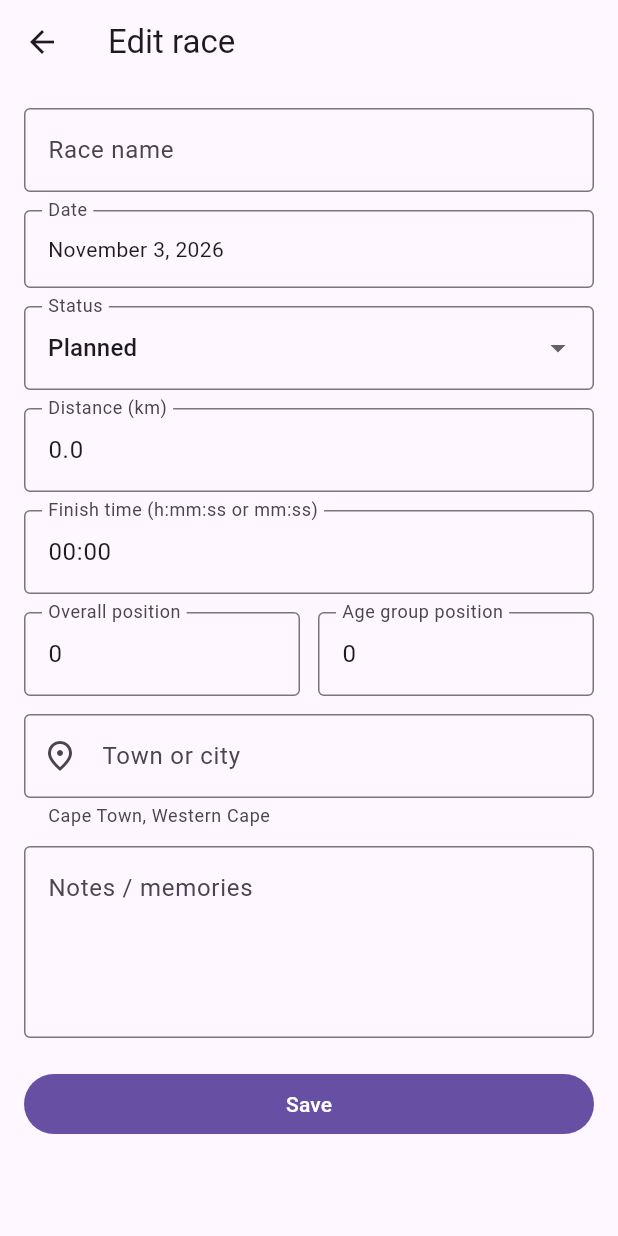
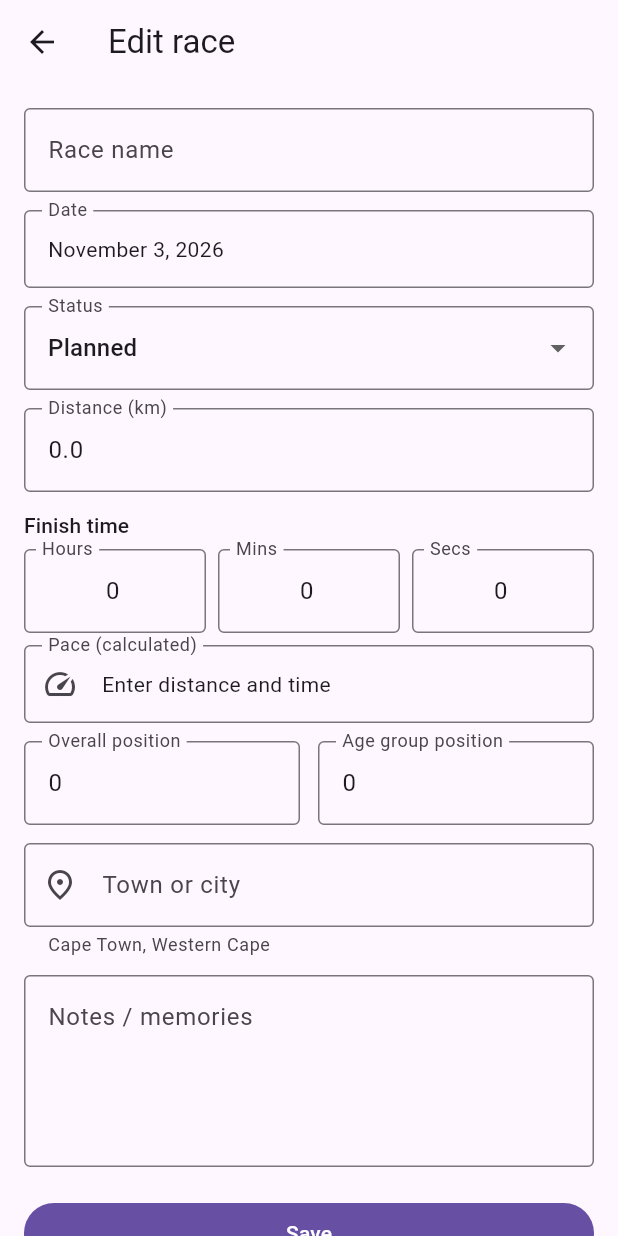
Before and after one commit to jpsmith594-builder/RunnersJourney, a Flutter app: the RaceFormScreen screen opened directly with sample values from the repository, on a phone screen of 412 x 824 dp. Run offline on Flutter 3.47's test engine with Material 3 defaults, Android fonts, the phone set to English and light mode, and no system bars; our stand-ins replace flutter_map, image_picker, latlong2, supabase_flutter; accounts and stored records are empty.

Commit message:
Race entry: h/m/s finish-time boxes and calculated pace; show pace on cards and list
Co-Authored-By: Claude Sonnet 5.5 <noreply@anthropic.com>
Claude-Session: https://claude.ai/code/session_01PDyqJjHb4fFA6qNThxSnif

```diff
--- a/lib/features/map/race_card.dart
+++ b/lib/features/map/race_card.dart
@@ -36,6 +36,7 @@ class RaceCard extends StatelessWidget {
     final stats = <String>[
       if (race.distanceKm != null) '${race.distanceKm} km',
       if (done && race.finishTimeSeconds != null) race.formattedTime,
+      if (done && race.pace != null) race.pace!,
       if (done && race.overallPosition != null)
         'Overall ${race.overallPosition}',
       if (done && race.ageGroupPosition != null)
--- a/lib/features/races/race.dart
+++ b/lib/features/races/race.dart
@@ -70,6 +70,18 @@ class Race {
   }
 
   String get formattedTime => formatDuration(finishTimeSeconds);
+
+  /// Average pace as "m:ss /km", or null without a distance and a time.
+  String? get pace => formatPace(distanceKm, finishTimeSeconds);
+}
+
+/// Pace in "m:ss /km" from a distance in km and a time in seconds.
+String? formatPace(double? km, int? seconds) {
+  if (km == null || seconds == null || km <= 0 || seconds <= 0) return null;
+  final perKm = (seconds / km).round();
+  final m = perKm ~/ 60;
+  final s = perKm % 60;
+  return '$m:${s.toString().padLeft(2, '0')} /km';
 }
 
 String formatDuration(int? seconds) {
--- a/lib/features/races/race_form_screen.dart
+++ b/lib/features/races/race_form_screen.dart
@@ -23,10 +23,18 @@ class _RaceFormScreenState extends State<RaceFormScreen> {
   late final _name = TextEditingController(text: widget.race?.name);
   late final _distance = TextEditingController(
       text: widget.race?.distanceKm?.toString() ?? '');
-  late final _time = TextEditingController(
+  late final _hours = TextEditingController(
       text: widget.race?.finishTimeSeconds == null
           ? ''
-          : formatDuration(widget.race!.finishTimeSeconds));
+          : (widget.race!.finishTimeSeconds! ~/ 3600).toString());
+  late final _mins = TextEditingController(
+      text: widget.race?.finishTimeSeconds == null
+          ? ''
+          : ((widget.race!.finishTimeSeconds! % 3600) ~/ 60).toString());
+  late final _secs = TextEditingController(
+      text: widget.race?.finishTimeSeconds == null
+          ? ''
+          : (widget.race!.finishTimeSeconds! % 60).toString());
   late final _position = TextEditingController(
       text: widget.race?.overallPosition?.toString() ?? '');
   late final _ageGroup = TextEditingController(
@@ -48,7 +56,7 @@ class _RaceFormScreenState extends State<RaceFormScreen> {
 
   @override
   void dispose() {
-    for (final c in [_name, _distance, _time, _position, _ageGroup, _notes]) {
+    for (final c in [_name, _distance, _hours, _mins, _secs, _position, _ageGroup, _notes]) {
       c.dispose();
     }
     super.dispose();
@@ -70,6 +78,39 @@ class _RaceFormScreenState extends State<RaceFormScreen> {
     return ok ? null : 'Enter a number';
   }
 
+  /// Finish time from the three boxes, or null when all are empty.
+  int? get _finishSeconds {
+    final h = int.tryParse(_hours.text.trim()) ?? 0;
+    final m = int.tryParse(_mins.text.trim()) ?? 0;
+    final s = int.tryParse(_secs.text.trim()) ?? 0;
+    final total = h * 3600 + m * 60 + s;
+    return total > 0 ? total : null;
+  }
+
+  String? _timePart(String? v, {int max = 59}) {
+    if (v == null || v.trim().isEmpty) return null;
+    final n = int.tryParse(v.trim());
+    if (n == null || n < 0 || n > max) return '0-$max';
+    return null;
+  }
+
+  Widget _timeBox(TextEditingController c, String label, {int max = 59}) {
+    return Expanded(
+      child: TextFormField(
+        controller: c,
+        keyboardType: TextInputType.number,
+        textAlign: TextAlign.center,
+        decoration: InputDecoration(
+          labelText: label,
+          border: const OutlineInputBorder(),
+          contentPadding:
+              const EdgeInsets.symmetric(horizontal: 8, vertical: 16),
+        ),
+        validator: (v) => _timePart(v, max: max),
+      ),
+    );
+  }
+
   Future<void> _save() async {
     if (!_formKey.currentState!.validate()) return;
     setState(() => _saving = true);
@@ -83,7 +124,7 @@ class _RaceFormScreenState extends State<RaceFormScreen> {
       date: _date,
       status: _status,
       distanceKm: double.tryParse(_distance.text.trim()),
-      finishTimeSeconds: parseDuration(_time.text),
+      finishTimeSeconds: _finishSeconds,
       overallPosition: int.tryParse(_position.text.trim()),
       ageGroupPosition: int.tryParse(_ageGroup.text.trim()),
       locationName: place?.name ?? (typed.isEmpty ? null : typed),
@@ -163,17 +204,31 @@ class _RaceFormScreenState extends State<RaceFormScreen> {
               validator: (v) => _optionalNumber(v, decimal: true),
             ),
             gap,
-            TextFormField(
-              controller: _time,
-              keyboardType: TextInputType.datetime,
-              decoration: const InputDecoration(
-                  labelText: 'Finish time (h:mm:ss or mm:ss)',
-                  border: OutlineInputBorder()),
-              validator: (v) => (v != null &&
-                      v.trim().isNotEmpty &&
-                      parseDuration(v) == null)
-                  ? 'Use h:mm:ss or mm:ss'
-                  : null,
+            Text('Finish time', style: Theme.of(context).textTheme.labelLarge),
+            const SizedBox(height: 6),
+            Row(
+              children: [
+                _timeBox(_hours, 'Hours', max: 99),
+                const SizedBox(width: 8),
+                _timeBox(_mins, 'Mins'),
+                const SizedBox(width: 8),
+                _timeBox(_secs, 'Secs'),
+              ],
+            ),
+            const SizedBox(height: 8),
+            ListenableBuilder(
+              listenable: Listenable.merge([_distance, _hours, _mins, _secs]),
+              builder: (context, _) {
+                final pace =
+                    formatPace(double.tryParse(_distance.text.trim()), _finishSeconds);
+                return InputDecorator(
+                  decoration: const InputDecoration(
+                      labelText: 'Pace (calculated)',
+                      prefixIcon: Icon(Icons.speed),
+                      border: OutlineInputBorder()),
+                  child: Text(pace ?? 'Enter distance and time'),
+                );
+              },
             ),
             gap,
             Row(
--- a/lib/features/races/race_list_screen.dart
+++ b/lib/features/races/race_list_screen.dart
@@ -67,6 +67,7 @@ class RaceListView extends StatelessWidget {
           final details = [
             if (r.distanceKm != null) '${r.distanceKm} km',
             if (done && r.finishTimeSeconds != null) r.formattedTime,
+            if (done && r.pace != null) r.pace!,
             if (done && r.overallPosition != null) 'Pos ${r.overallPosition}',
           ].join(' · ');
           return ListTile(
```
Also changed, not shown: 1 other file.
